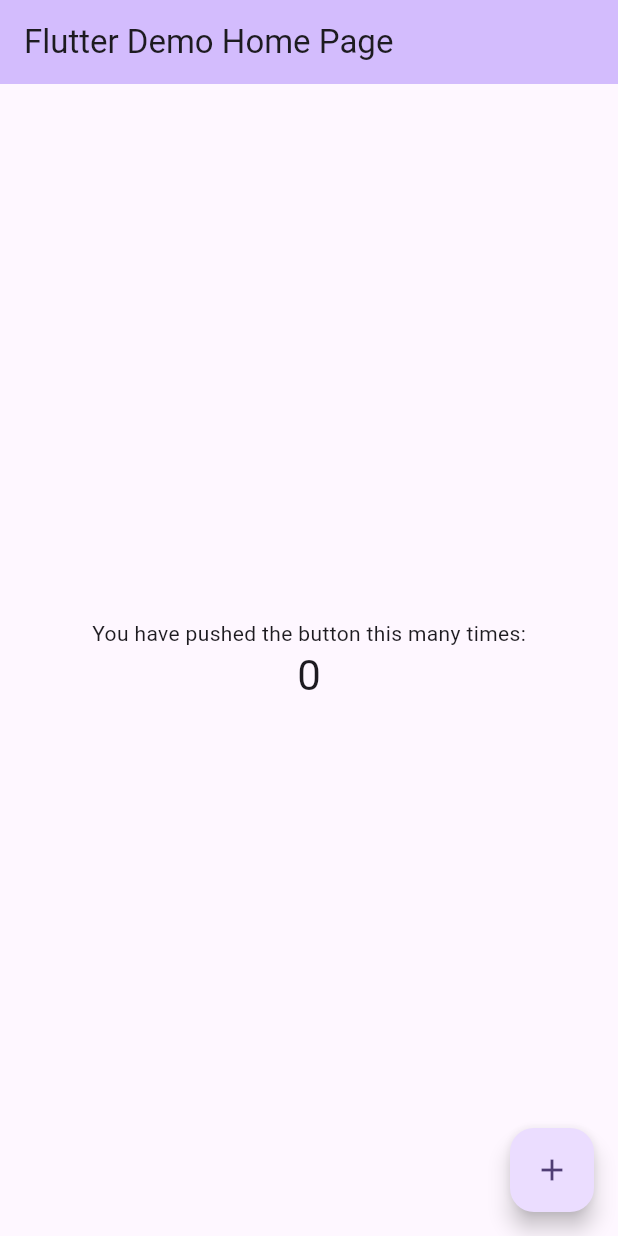
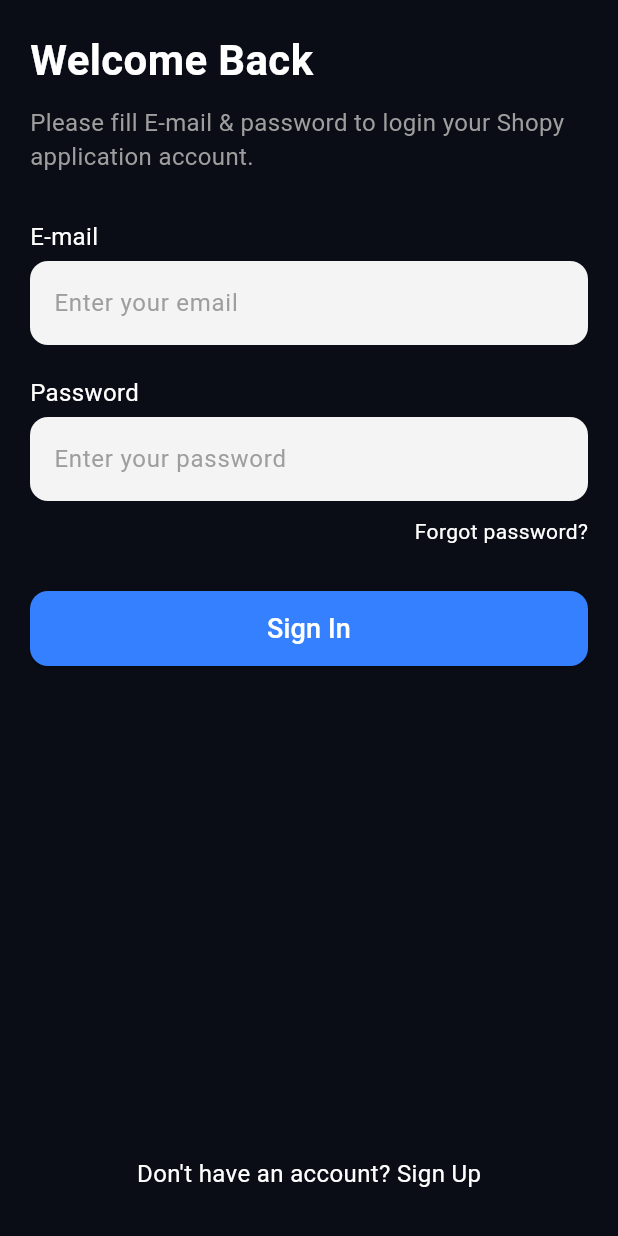
Before and after one commit to swarupn17/WordOut-Frontend, a Flutter app: the screen it shows after launch, on a phone screen of 412 x 824 dp. Run offline on Flutter 3.47's test engine with Material 3 defaults, Android fonts, the phone set to English and light mode, and no system bars.

Commit message:
Created layouts for Login & SignUp pages

```diff
--- a/lib/main.dart
+++ b/lib/main.dart
@@ -1,4 +1,7 @@
 import 'package:flutter/material.dart';
+import 'screens/login_screen.dart';
+import 'screens/signup_screen.dart';
+
 
 void main() {
   runApp(const MyApp());
@@ -7,119 +10,16 @@ void main() {
 class MyApp extends StatelessWidget {
   const MyApp({super.key});
 
-  // This widget is the root of your application.
   @override
   Widget build(BuildContext context) {
     return MaterialApp(
-      title: 'Flutter Demo',
-      theme: ThemeData(
-        // This is the theme of your application.
-        //
-        // TRY THIS: Try running your application with "flutter run". You'll see
-        // the application has a purple toolbar. Then, without quitting the app,
-        // try changing the seedColor in the colorScheme below to Colors.green
-        // and then invoke "hot reload" (save your changes or press the "hot
-        // reload" button in a Flutter-supported IDE, or press "r" if you used
-        // the command line to start the app).
-        //
-        // Notice that the counter didn't reset back to zero; the application
-        // state is not lost during the reload. To reset the state, use hot
-        // restart instead.
-        //
-        // This works for code too, not just values: Most code changes can be
-        // tested with just a hot reload.
-        colorScheme: ColorScheme.fromSeed(seedColor: Colors.deepPurple),
-        useMaterial3: true,
-      ),
-      home: const MyHomePage(title: 'Flutter Demo Home Page'),
+      title: 'Auth Screens',
+      theme: ThemeData.dark(), // Dark theme for the app
+      initialRoute: '/login',
+      routes: {
+        '/login': (context) => const LoginScreen(),
+        '/signup': (context) => const SignupScreen(),
+      },
     );
   }
 }
-
-class MyHomePage extends StatefulWidget {
-  const MyHomePage({super.key, required this.title});
-
-  // This widget is the home page of your application. It is stateful, meaning
-  // that it has a State object (defined below) that contains fields that affect
-  // how it looks.
-
-  // This class is the configuration for the state. It holds the values (in this
-  // case the title) provided by the parent (in this case the App widget) and
-  // used by the build method of the State. Fields in a Widget subclass are
-  // always marked "final".
-
-  final String title;
-
-  @override
-  State<MyHomePage> createState() => _MyHomePageState();
-}
-
-class _MyHomePageState extends State<MyHomePage> {
-  int _counter = 0;
-
-  void _incrementCounter() {
-    setState(() {
-      // This call to setState tells the Flutter framework that something has
-      // changed in this State, which causes it to rerun the build method below
-      // so that the display can reflect the updated values. If we changed
-      // _counter without calling setState(), then the build method would not be
-      // called again, and so nothing would appear to happen.
-      _counter++;
-    });
-  }
-
-  @override
-  Widget build(BuildContext context) {
-    // This method is rerun every time setState is called, for instance as done
-    // by the _incrementCounter method above.
-    //
-    // The Flutter framework has been optimized to make rerunning build methods
-    // fast, so that you can just rebuild anything that needs updating rather
-    // than having to individually change instances of widgets.
-    return Scaffold(
-      appBar: AppBar(
-        // TRY THIS: Try changing the color here to a specific color (to
-        // Colors.amber, perhaps?) and trigger a hot reload to see the AppBar
-        // change color while the other colors stay the same.
-        backgroundColor: Theme.of(context).colorScheme.inversePrimary,
-        // Here we take the value from the MyHomePage object that was created by
-        // the App.build method, and use it to set our appbar title.
-        title: Text(widget.title),
-      ),
-      body: Center(
-        // Center is a layout widget. It takes a single child and positions it
-        // in the middle of the parent.
-        child: Column(
-          // Column is also a layout widget. It takes a list of children and
-          // arranges them vertically. By default, it sizes itself to fit its
-          // children horizontally, and tries to be as tall as its parent.
-          //
-          // Column has various properties to control how it sizes itself and
-          // how it positions its children. Here we use mainAxisAlignment to
-          // center the children vertically; the main axis here is the vertical
-          // axis because Columns are vertical (the cross axis would be
-          // horizontal).
-          //
-          // TRY THIS: Invoke "debug painting" (choose the "Toggle Debug Paint"
-          // action in the IDE, or press "p" in the console), to see the
-          // wireframe for each widget.
-          mainAxisAlignment: MainAxisAlignment.center,
-          children: <Widget>[
-            const Text(
-              'You have pushed the button this many times:',
-            ),
-            Text(
-              '$_counter',
-              style: Theme.of(context).textTheme.headlineMedium,
-            ),
-          ],
-        ),
-      ),
-      floatingActionButton: FloatingActionButton(
-        onPressed: _incrementCounter,
-        tooltip: 'Increment',
-        child: const Icon(Icons.add),
-      ), // This trailing comma makes auto-formatting nicer for build methods.
-    );
-  }
-}
--- /dev/null
+++ b/lib/screens/login_screen.dart
@@ -0,0 +1,141 @@
+import 'package:flutter/material.dart';
+
+class LoginScreen extends StatelessWidget {
+  const LoginScreen({super.key});
+
+  @override
+  Widget build(BuildContext context) {
+    return Scaffold(
+      backgroundColor: Color(0xFF0A0D16),
+      body: SafeArea(
+        child: Column(
+          mainAxisAlignment: MainAxisAlignment.spaceBetween,
+          crossAxisAlignment: CrossAxisAlignment.start,
+          children: [
+            Padding(
+              padding: const EdgeInsets.all(20.0),
+              child: Column(
+                crossAxisAlignment: CrossAxisAlignment.start,
+                children: [
+                  Text(
+                    "Welcome Back",
+                    style: TextStyle(
+                      color: Colors.white,
+                      fontSize: 28,
+                      fontWeight: FontWeight.bold,
+                    ),
+                  ),
+                  SizedBox(height: 10),
+                  Text(
+                    "Please fill E-mail & password to login your Shopy application account.",
+                    style: TextStyle(color: Colors.grey, fontSize: 16),
+                  ),
+                  SizedBox(height: 30),
+                  // Email Label
+                  Text(
+                    "E-mail",
+                    style: TextStyle(color: Colors.white, fontSize: 16),
+                  ),
+                  SizedBox(height: 5),
+                  // Email Field
+                  TextField(
+                    style: TextStyle(color: Colors.black),
+                    decoration: InputDecoration(
+                      filled: true,
+                      fillColor: Color(0xFFF4F4F4), // Background color
+                      labelText: 'Enter your email',
+                      labelStyle: TextStyle(color: Colors.grey),
+                      enabledBorder: OutlineInputBorder(
+                        borderSide: BorderSide.none,
+                        borderRadius: BorderRadius.circular(12),
+                      ),
+                      focusedBorder: OutlineInputBorder(
+                        borderSide: BorderSide(color: Colors.blue),
+                        borderRadius: BorderRadius.circular(12),
+                      ),
+                    ),
+                  ),
+                  SizedBox(height: 20),
+                  // Password Label
+                  Text(
+                    "Password",
+                    style: TextStyle(color: Colors.white, fontSize: 16),
+                  ),
+                  SizedBox(height: 5),
+                  // Password Field
+                  TextField(
+                    obscureText: true,
+                    style: TextStyle(color: Colors.black),
+                    decoration: InputDecoration(
+                      filled: true,
+                      fillColor: Color(0xFFF4F4F4), // Background color
+                      labelText: 'Enter your password',
+                      labelStyle: TextStyle(color: Colors.grey),
+                      enabledBorder: OutlineInputBorder(
+                        borderSide: BorderSide.none,
+                        borderRadius: BorderRadius.circular(12),
+                      ),
+                      focusedBorder: OutlineInputBorder(
+                        borderSide: BorderSide(color: Colors.blue),
+                        borderRadius: BorderRadius.circular(12),
+                      ),
+                    ),
+                  ),
+                  SizedBox(height: 10),
+                  Row(
+                    mainAxisAlignment: MainAxisAlignment.end,
+                    children: [
+                      Text(
+                        "Forgot password?",
+                        style: TextStyle(color: Colors.white),
+                      ),
+                    ],
+                  ),
+                  SizedBox(height: 30),
+                  // Sign In Button
+                  SizedBox(
+                    width: double.infinity,
+                    height: 50,
+                    child: ElevatedButton(
+                      onPressed: () {
+                        // Add sign-in functionality
+                      },
+                      style: ElevatedButton.styleFrom(
+                         backgroundColor: Color(0xFF3480FE),
+                        shape: RoundedRectangleBorder(
+                          borderRadius: BorderRadius.circular(12),
+                        ),
+                      ),
+                      child: Text(
+                        "Sign In",
+                        style: TextStyle(
+                          color: Colors.white,
+                          fontSize: 18,
+                        ),
+                      ),
+                    ),
+                  ),
+                ],
+              ),
+            ),
+            // Bottom Section for "Sign Up"
+            Padding(
+              padding: const EdgeInsets.only(bottom: 30.0),
+              child: Center(
+                child: GestureDetector(
+                  onTap: () {
+                    Navigator.pushNamed(context, '/signup');
+                  },
+                  child: Text(
+                    "Don't have an account? Sign Up",
+                    style: TextStyle(color: Colors.white, fontSize: 16),
+                  ),
+                ),
+              ),
+            ),
+          ],
+        ),
+      ),
+    );
+  }
+}
```
Also changed, not shown: lib/screens/signup_screen.dart (added, +151 -0 lines), pubspec.lock.
